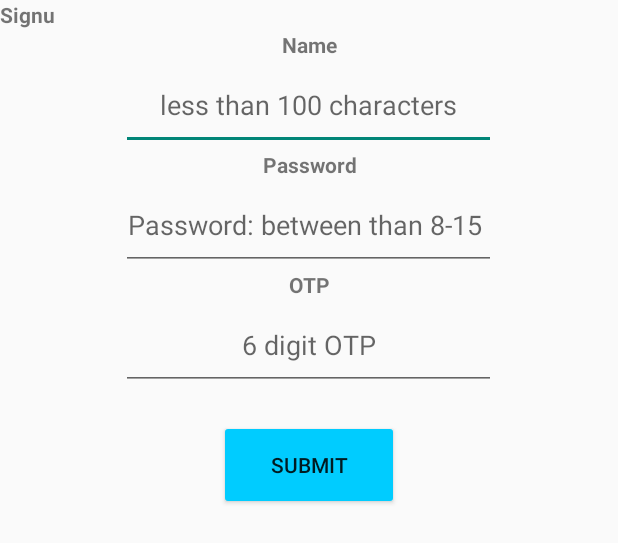
After one commit to Kuyas/Welfare, an Android app: the layout activity_signup.xml on its own in the app's theme, with its tools: preview values and no code run, on a phone screen of 412 x 824 dp. The commit adds this screen. Shown: the top 543 px of the screen. Run offline under Robolectric (Android 15) with nearby library versions, the phone set to English and light mode, and no system bars.

Commit message:
layout for signup and login activity

```diff
--- /dev/null
+++ b/app/src/main/res/layout/activity_signup.xml
@@ -0,0 +1,72 @@
+<?xml version="1.0" encoding="utf-8"?>
+<LinearLayout xmlns:android="http://schemas.android.com/apk/res/android"
+    xmlns:tools="http://schemas.android.com/tools"
+    android:id="@+id/activity_signup"
+    android:layout_width="match_parent"
+    android:layout_height="match_parent"
+    android:orientation="vertical">
+
+    <TextView
+        android:layout_width="40dp"
+        android:layout_height="20dp"
+        android:gravity="start"
+        android:textStyle="bold"
+        android:text="@string/signup_signup" />
+
+    <TextView
+        android:layout_gravity="center"
+        android:layout_width="100dp"
+        android:layout_height="20dp"
+        android:gravity="center"
+        android:textStyle="bold"
+        android:text="@string/signup_name_field" />
+    <EditText
+        android:textAlignment="center"
+        android:maxLength="100"
+        android:inputType="text"
+        android:hint="@string/signup_name_field_hint"
+        android:id="@+id/linearlayout_signup_name"
+        android:layout_gravity="center"
+        android:layout_width="250dp"
+        android:layout_height="60dp" />
+    <TextView
+        android:layout_gravity="center"
+        android:layout_width="100dp"
+        android:layout_height="20dp"
+        android:gravity="center"
+        android:textStyle="bold"
+        android:text="@string/signup_password_field" />
+    <EditText
+        android:textAlignment="center"
+        android:maxLength="100"
+        android:inputType="textPassword"
+        android:hint="@string/signup_password_field_hint"
+        android:id="@+id/linearlayout_signup_password"
+        android:layout_gravity="center"
+        android:layout_width="250dp"
+        android:layout_height="60dp" />
+
+    <TextView
+        android:layout_gravity="center"
+        android:layout_width="100dp"
+        android:layout_height="20dp"
+        android:gravity="center"
+        android:textStyle="bold"
+        android:text="@string/signup_otp_field" />
+    <EditText
+        android:id="@+id/linearlayout_signup_otp"
+        android:layout_width="250dp"
+        android:layout_height="60dp"
+        android:layout_gravity="center"
+        android:hint="@string/signup_otp_field_hint"
+        android:inputType="numberPassword"
+        android:maxLength="100"
+        android:textAlignment="center" />
+    <Button
+        android:text="@string/signup_submit"
+        android:id="@+id/linearlayout_signup_submit"
+        android:layout_marginTop="20dp"
+        android:layout_gravity="center"
+        android:layout_width="120dp"
+        android:layout_height="60dp" />
+</LinearLayout>
--- a/app/src/main/res/values/strings.xml
+++ b/app/src/main/res/values/strings.xml
@@ -22,4 +22,14 @@
     <!--//TODO: en dash em dash-->
     <string name="login_password_field_hint">Password: less than 8-15 charcters</string>
     <string name="login_submit">Submit</string>
+
+    <string name="signup_signup">Signup</string>
+    <string name="signup_name_field">Name</string>
+    <string name="signup_name_field_hint">less than 100 characters</string>
+    <string name="signup_password_field">Password</string>
+    <!--//TODO: en dash em dash-->
+    <string name="signup_password_field_hint">Password: between than 8-15 charcters</string>
+    <string name="signup_otp_field">OTP</string>
+    <string name="signup_otp_field_hint">6 digit OTP</string>
+    <string name="signup_submit">Submit</string>
 </resources>
```
Also changed, not shown: app/src/main/res/layout/activity_login.xml (added, +62 -0 lines).
